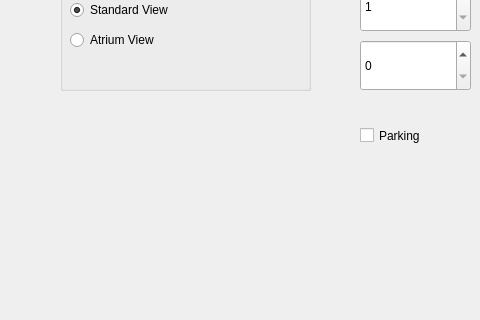
Above: mainwindow.ui from HackerJonathan/App-Lab02 before the change; both pictures show x 0 to 480 and y 280 to 600 of the 800 by 600 pixel window. Below: the same form after it.
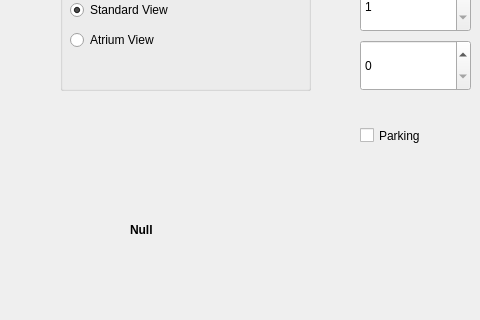
That is the form after the change.

Commit message:
Cost Calculations
- Added cost calculation and live updated estimate.
- First page is finished besides the button that moves to the second page.

What changed in the file:
```diff
--- a/mainwindow.ui
+++ b/mainwindow.ui
@@ -234,16 +234,28 @@
      <string>Null</string>
     </property>
    </widget>
-  </widget>
-  <widget class="QMenuBar" name="menubar">
+   <widget class="QLabel" name="costText">
    <property name="geometry">
     <rect>
-     <x>0</x>
-     <y>0</y>
-     <width>800</width>
-     <height>26</height>
-    </rect>
-   </property>
+      <x>130</x>
+      <y>500</y>
+      <width>111</width>
+      <height>20</height>
+     </rect>
+    </property>
+    <property name="font">
+     <font>
+      <weight>75</weight>
+      <bold>true</bold>
+     </font>
+    </property>
+    <property name="autoFillBackground">
+     <bool>true</bool>
+    </property>
+    <property name="text">
+     <string>Null</string>
+    </property>
+   </widget>
   </widget>
   <widget class="QStatusBar" name="statusbar"/>
  </widget>
```
Lines whose indentation alone changed are shown as unchanged. The commit also changes 6 other files.
